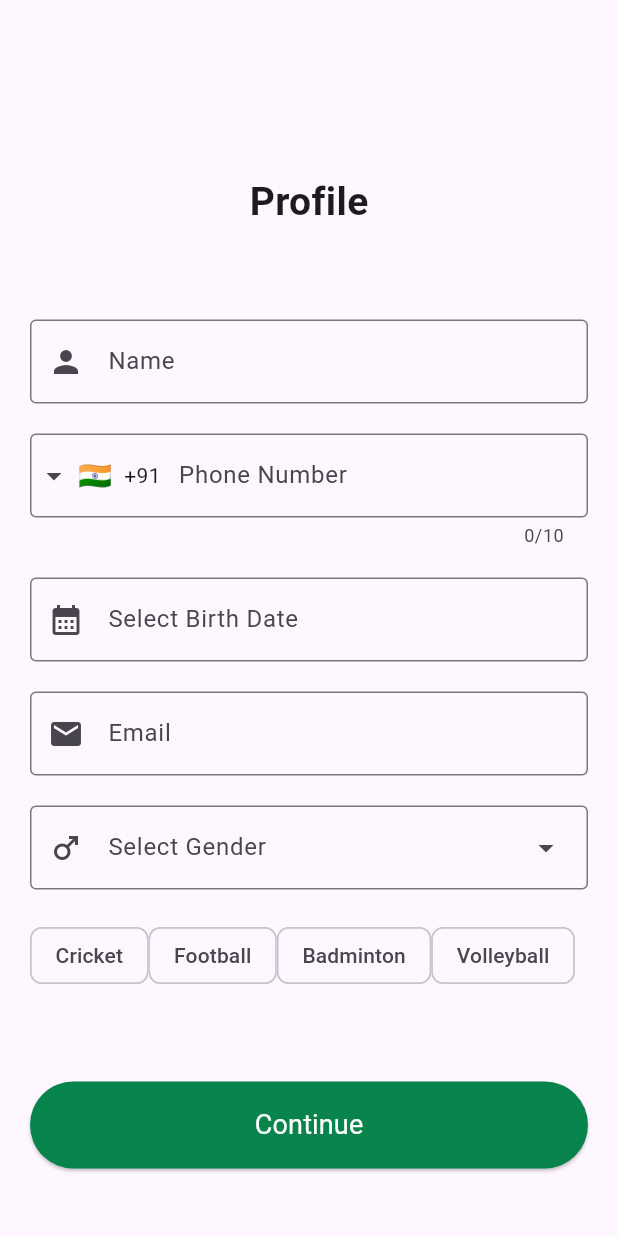
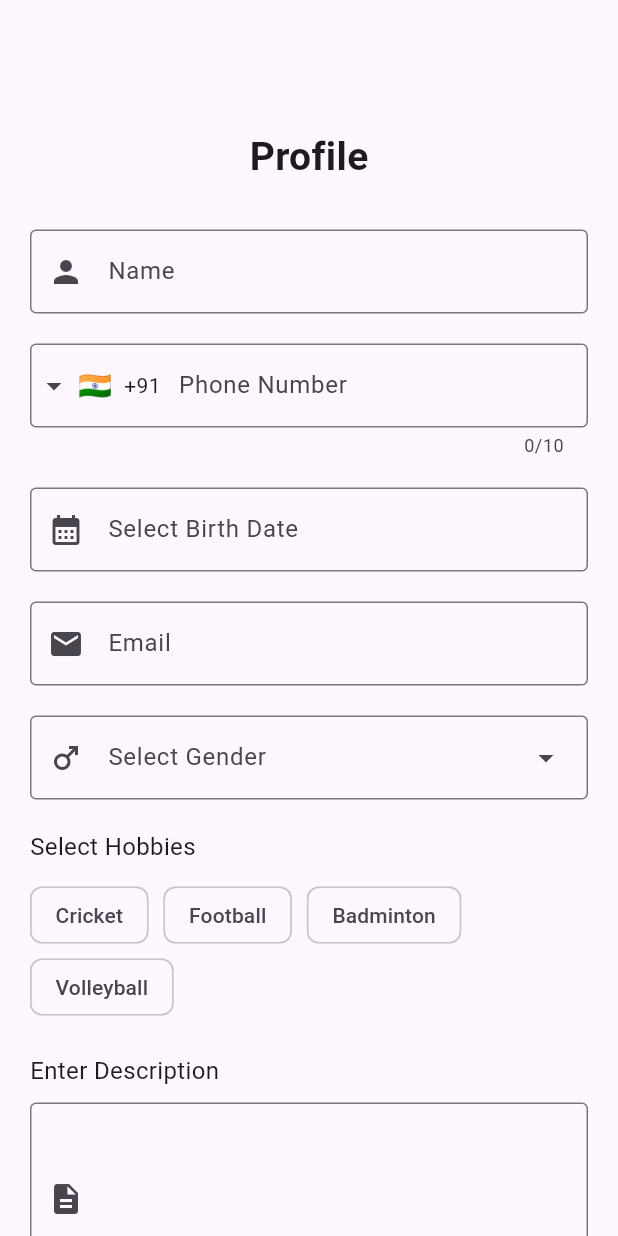
Before and after one commit to Rahul-Sharma-Github/Multi-Input-Type-Form, a Flutter app: the screen it shows after launch, on a phone screen of 412 x 824 dp. Run offline on Flutter 3.47's test engine with Material 3 defaults, Android fonts, the phone set to English and light mode, and no system bars; drawn by our look-alikes of intl_phone_field; our stand-ins replace email_validator, get.

Commit message:
Refactor layout spacing and add description input field in HomePage

```diff
--- a/lib/main.dart
+++ b/lib/main.dart
@@ -52,7 +52,7 @@ class HomePage extends StatelessWidget {
         child: ListView(
           padding: const EdgeInsets.symmetric(horizontal: 20, vertical: 20),
           children: [
-            SizedBox(height: 40),
+            SizedBox(height: 10),
             Row(
               children: [
                 Expanded(
@@ -63,7 +63,7 @@ class HomePage extends StatelessWidget {
                 ))),
               ],
             ),
-            SizedBox(height: 60),
+            SizedBox(height: 30),
 
             // Name Field
             TextFormField(
@@ -148,6 +148,11 @@ class HomePage extends StatelessWidget {
                 label: Text('Select Birth Date'),
                 prefixIcon: Icon(Icons.calendar_month),
               ),
+              // to hide keyboard
+              keyboardType: TextInputType.none,
+              showCursor: false,
+              // to prevent keyboard input
+              readOnly: true,
             ),
 
             SizedBox(height: 20),
@@ -194,9 +199,20 @@ class HomePage extends StatelessWidget {
 
             SizedBox(height: 20),
 
+            Row(
+              children: [
+                Expanded(
+                    child: Text(
+                  'Select Hobbies',
+                  style: TextStyle(fontSize: 16.0),
+                ))
+              ],
+            ),
+            SizedBox(height: 10),
             // Hobbies selection
             Obx(
               () => Wrap(
+                spacing: 10,
                 children: choiceChipController.choiceList
                     .map(
                       (e) => ChoiceChip(
@@ -218,6 +234,30 @@ class HomePage extends StatelessWidget {
                     )
                     .toList(),
               ),
+            ),
+
+            SizedBox(height: 20),
+
+            Row(
+              children: [
+                Expanded(
+                    child: Text(
+                  'Enter Description',
+                  style: TextStyle(fontSize: 16.0),
+                ))
+              ],
+            ),
+            SizedBox(height: 10),
+            // Multiline text input
+            TextFormField(
+              decoration: InputDecoration(
+                border: OutlineInputBorder(
+                  borderSide: BorderSide(),
+                ),
+                prefixIcon: Icon(Icons.description),
+              ),
+              maxLines: 4,
+              keyboardType: TextInputType.multiline,
             ),
 
             SizedBox(height: 60),
@@ -258,6 +298,7 @@ class HomePage extends StatelessWidget {
                       ),
               ),
             ),
+            SizedBox(height: 20),
           ],
         ),
       ),
```
